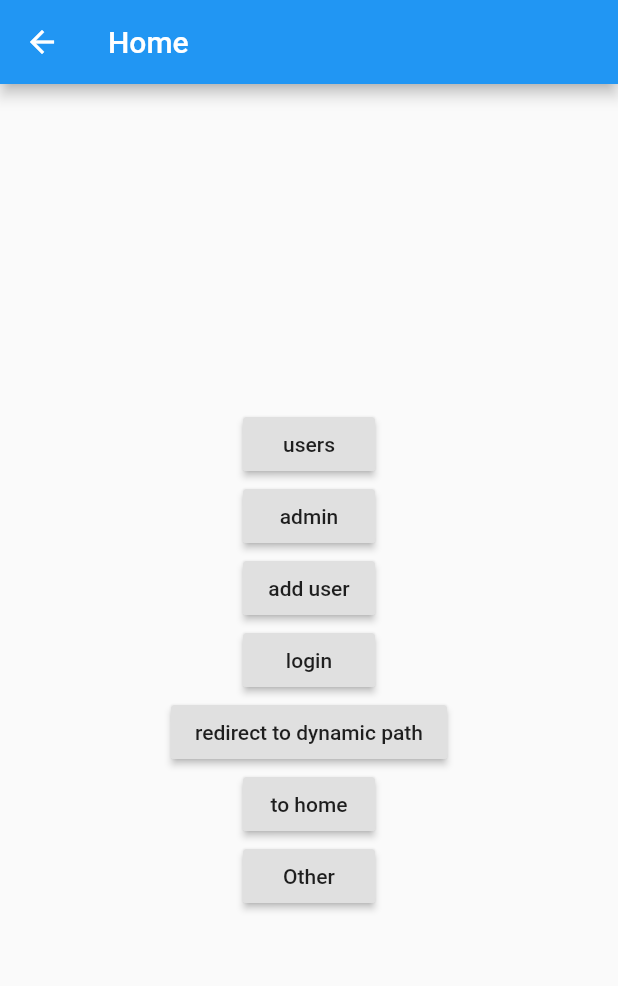
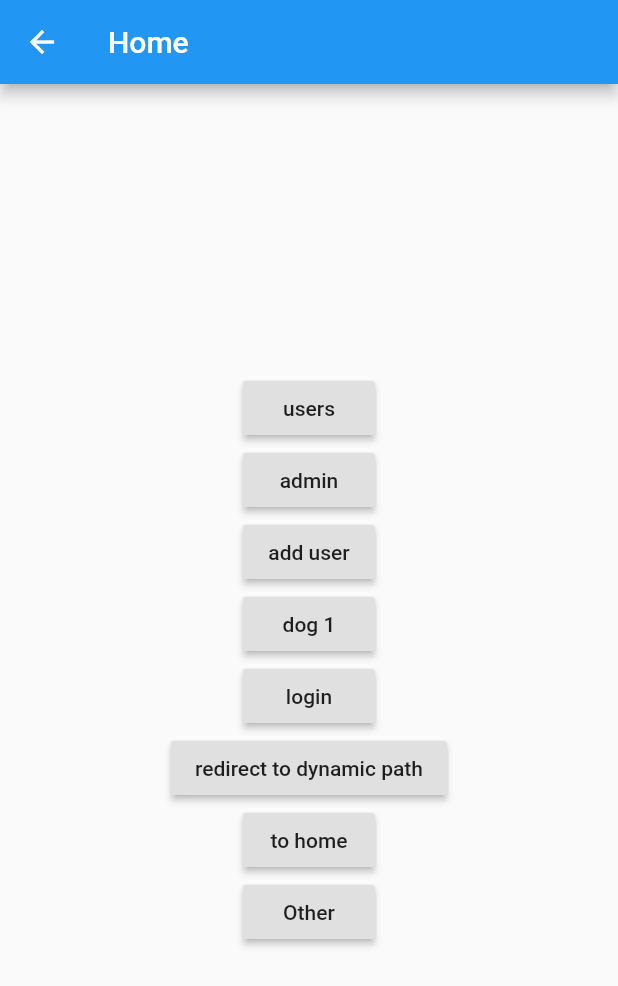
Before and after one commit to januwA/flutter_ajanuw_router, a Flutter app: the Home screen opened by its route, on a phone screen of 412 x 824 dp. Shown: the top 986 px of the screen. Run offline on Flutter 3.47's test engine with Material 2 defaults, Android fonts, the phone set to English and light mode, and no system bars; statements that could not run were skipped.

Commit message:
修复: 直接注册动态路由BUG

```diff
--- a/example/lib/main.dart
+++ b/example/lib/main.dart
@@ -1,4 +1,5 @@
 import 'package:example/data/users.dart';
+import 'package:example/pages/dog.dart';
 import 'package:flutter/material.dart';
 import 'package:flutter_ajanuw_router/ajanuw_route.dart';
 import 'package:flutter_ajanuw_router/ajanuw_routing.dart';
@@ -35,6 +36,10 @@ class MyApp extends StatelessWidget {
         path: 'home',
         title: 'home',
         builder: (context, r) => Home(),
+      ),
+      AjanuwRoute(
+        path: 'dog/:id',
+        builder: (context, r) => Dog(id: r.paramMap['id']),
       ),
       AjanuwRoute(
         path: 'login',
--- /dev/null
+++ b/example/lib/pages/dog.dart
@@ -0,0 +1,23 @@
+import 'package:flutter/material.dart';
+
+class Dog extends StatefulWidget {
+  final String id;
+
+  const Dog({Key key, this.id}) : super(key: key);
+  @override
+  _DogState createState() => _DogState();
+}
+
+class _DogState extends State<Dog> {
+  @override
+  Widget build(BuildContext context) {
+    return Scaffold(
+      appBar: AppBar(
+        title: Text('Dog'),
+      ),
+      body: Center(
+        child: Text('Dog work. ${widget.id}'),
+      ),
+    );
+  }
+}
--- a/example/lib/pages/home.dart
+++ b/example/lib/pages/home.dart
@@ -39,6 +39,12 @@ class _HomeState extends State<Home> {
               },
             ),
             RaisedButton(
+              child: Text('dog 1'),
+              onPressed: () {
+                router.navigator.pushNamed('/dog/1');
+              },
+            ),
+            RaisedButton(
               child: Text('login'),
               onPressed: () {
                 router.navigator.pushNamed('/login');
--- a/pubspec.yaml
+++ b/pubspec.yaml
@@ -1,6 +1,6 @@
 name: flutter_ajanuw_router
 description: A router used on Flutter and Flutter WEB.
-version: 0.1.2
+version: 0.1.3
 author: Ajanuw <ajanuw1995@gmail.com>
 homepage: https://github.com/januwA/flutter_ajanuw_router
 
```
Also changed, not shown: lib/flutter_ajanuw_router.dart (+6 -8 lines), example/pubspec.lock, pubspec.lock, 1 other file.
